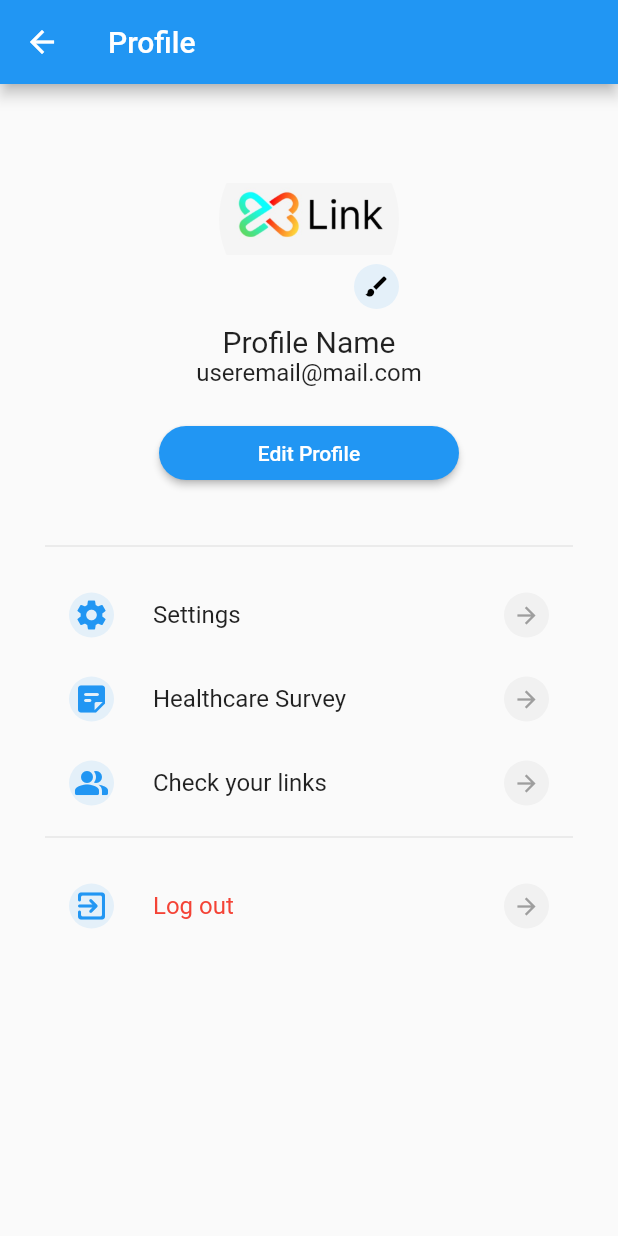
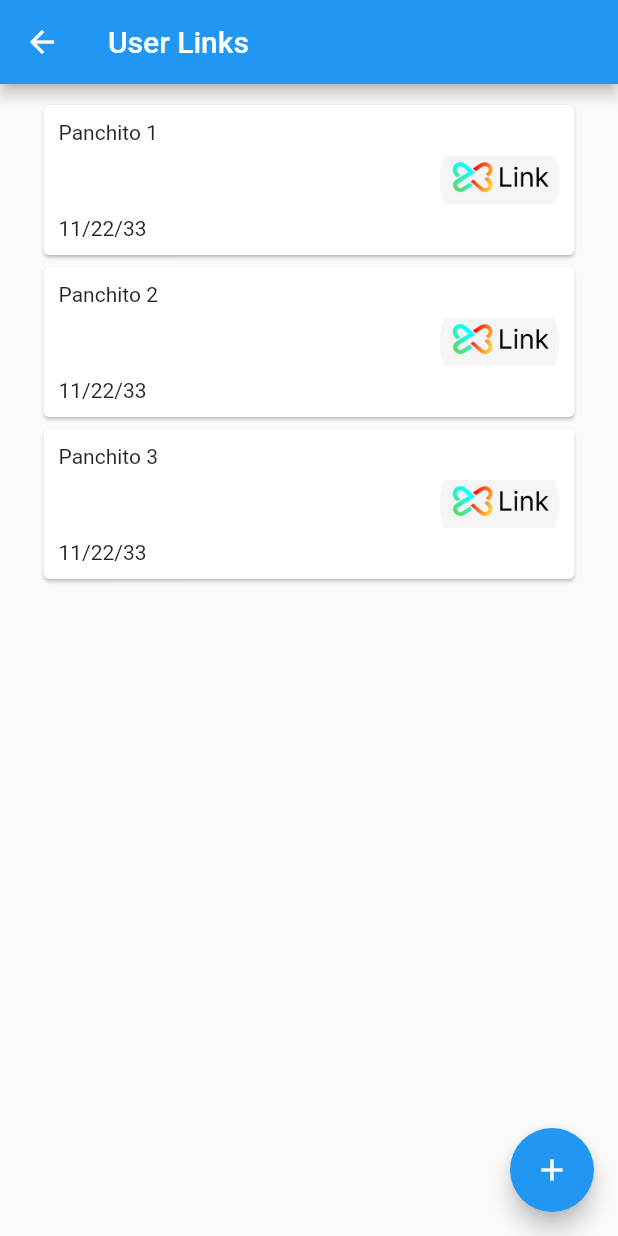
Before and after one commit to Link-Kon/Cross-Link-Mobile-Frontend, a Flutter app: the ProfilePage screen opened by its route, after a tap on "Check your links", on a phone screen of 412 x 824 dp. Run offline on Flutter 3.47's test engine with Material 2 defaults, Android fonts, the phone set to English and light mode, and no system bars; our stand-ins replace dio.

Commit message:
add user links

```diff
--- a/lib/src/config/router/app_router.dart
+++ b/lib/src/config/router/app_router.dart
@@ -8,6 +8,7 @@ import 'package:cross_link/src/presentation/pages/settings_page.dart';
 import 'package:cross_link/src/presentation/pages/summary_page.dart';
 import 'package:cross_link/src/presentation/pages/sign_up_page.dart';
 import 'package:cross_link/src/presentation/pages/update_profile_screen.dart';
+import 'package:cross_link/src/presentation/pages/user_links_page.dart';
 import 'package:flutter/widgets.dart';
 
 Map<String, Widget Function(BuildContext)> appRoutes() {
@@ -15,11 +16,12 @@ Map<String, Widget Function(BuildContext)> appRoutes() {
     Routes.HOME: (_) => const HomePage(),
     Routes.DEVICE_LINKS: (_) => const DeviceLinksPage(),
     Routes.DEVICE_SETTINGS: (_) => const DeviceSettingsPage(),
+    Routes.USER_LINKS: (_) => const UserLinksPage(),
     Routes.HEALTHCARE_SURVEY: (_) => HealthcareSurveyPage(),
     Routes.PROFILE: (_) => const ProfilePage(),
     Routes.UPDATE_PROFILE: (_) => const UpdateProfilePage(),
     Routes.SETTINGS: (_) => const SettingsPage(),
     Routes.SUMMARY: (_) => const SummaryPage(),
-    Routes.USER_REGISTRATION: (_) => SignUpPage(),
+    Routes.SIGN_UP: (_) => SignUpPage(),
   };
 }
--- a/lib/src/config/router/routes.dart
+++ b/lib/src/config/router/routes.dart
@@ -5,6 +5,8 @@ abstract class Routes {
   static const DEVICE_LINKS = '/device_links';
   // ignore: constant_identifier_names
   static const DEVICE_SETTINGS = '/device_settings';
+  // ignore: constant_identifier_names
+  static const USER_LINKS = '/user_links';
   // ignore: constant_identifier_names
   static const HEALTHCARE_SURVEY = '/healthcare_survey';
   // ignore: constant_identifier_names
@@ -16,5 +18,5 @@ abstract class Routes {
   // ignore: constant_identifier_names
   static const SUMMARY = '/summary';
   // ignore: constant_identifier_names
-  static const USER_REGISTRATION = '/user_registration';
+  static const SIGN_UP = '/sign_up';
 }
--- a/lib/src/presentation/pages/profile_page.dart
+++ b/lib/src/presentation/pages/profile_page.dart
@@ -60,9 +60,13 @@ class ProfilePage extends StatelessWidget {
             const SizedBox(height: 10,),
 
             //Menu
-            ProfileMenuWidget(title: 'Settings', icon: Icons.settings, onPress: () {},),
+            ProfileMenuWidget(title: 'Settings', icon: Icons.settings,
+              onPress: () {},
+            ),
             ProfileMenuWidget(title: 'Healthcare Survey', icon: Icons.sticky_note_2_rounded, onPress: () {},),
-            ProfileMenuWidget(title: 'Check your links', icon: Icons.people_alt_rounded, onPress: () {},),
+            ProfileMenuWidget(title: 'Check your links', icon: Icons.people_alt_rounded,
+              onPress: () {Navigator.pushNamed(context, Routes.USER_LINKS);},
+            ),
             const Divider(),
             const SizedBox(height: 10,),
             ProfileMenuWidget(
--- a/lib/src/presentation/pages/summary_page.dart
+++ b/lib/src/presentation/pages/summary_page.dart
@@ -12,7 +12,7 @@ class _SummaryPageState extends State<SummaryPage>{
   Widget build(BuildContext context) {
     return Scaffold(
       appBar: AppBar(
-        title: const Text("Cross Link"),
+        title: const Text("Healthcare Summary"),
       ),
       body: Container(
         alignment: Alignment.center,
--- /dev/null
+++ b/lib/src/presentation/pages/user_links_page.dart
@@ -0,0 +1,112 @@
+import 'package:cross_link/src/utils/constants/nums.dart';
+import 'package:cross_link/src/utils/constants/strings.dart';
+import 'package:flutter/material.dart';
+
+class UserLinksPage extends StatefulWidget {
+  const UserLinksPage({super.key});
+  @override
+  State<UserLinksPage> createState() => _UserLinksPageState();
+}
+
+class _UserLinksPageState extends State<UserLinksPage>{
+
+  //TODO: obtain data from server
+  var link1 = ['Panchito 1', '11/22/33', defaultProfileImage];
+  var link2 = ['Panchito 2', '11/22/33', defaultProfileImage];
+  var link3 = ['Panchito 3', '11/22/33', defaultProfileImage];
+
+  var links = [];
+
+  @override
+  void initState() {
+    super.initState();
+    links.add(link1);
+    links.add(link2);
+    links.add(link3);
+  }
+
+  @override
+  Widget build(BuildContext context) {
+    return Scaffold(
+      appBar: AppBar(
+        title: const Text("User Links"),
+      ),
+      floatingActionButton: FloatingActionButton(
+        onPressed: () { debugPrint('add user link'); }, //TODO: add dialogue to add account
+        backgroundColor: Colors.blue,
+        foregroundColor: Colors.white,
+        child: const Icon(Icons.add),
+      ),
+      body: Container(
+        alignment: Alignment.center,
+        padding: const EdgeInsets.all(defaultSize-20),
+        child: Column(
+          children: [
+            Expanded(
+              child: ListView(
+                children: <Widget>[
+                  userListWidget(context),
+                ],
+              ),
+            ),
+          ],
+        ),
+      ),
+    );
+  }
+
+  Widget userListWidget(BuildContext context) {
+    return Container(
+      padding: const EdgeInsets.symmetric(horizontal: 15),
+      child: Column(
+        children: buildUserList(),
+      ),
+    );
+  }
+
+  List<Widget> buildUserList() {
+    List<Widget> rows = [];
+    for (var element in links) {
+      rows.add(userInfo(element[0], element[1], element[2]));
+    }
+    return rows;
+  }
+
+  Widget userInfo(String name, String date, String image) {
+    return Card(
+      child: InkWell(
+        onTap: () {debugPrint('Card: $name');}, //TODO: add connection with user info
+        child: Padding(
+          padding: const EdgeInsets.all(10.0),
+          child: SizedBox(
+            height: 80,
+            child: Row(
+              children: <Widget>[
+                Expanded(
+                  child: Column(
+                    crossAxisAlignment: CrossAxisAlignment.start,
+                    mainAxisAlignment: MainAxisAlignment.spaceBetween,
+                    children: <Widget>[
+                      Text(name,),
+                      Text(date,)
+                    ],
+                  ),
+                ),
+                const SizedBox(width: 20,),
+                SizedBox(
+                  height: 80,
+                  width: 80,
+                  child: ClipRRect(
+                    borderRadius: BorderRadius.circular(100),
+                    child: Image.asset(image)
+                  ),
+                )
+              ],
+            ),
+          ),
+        ),
+      ),
+    );
+  }
+
+}
--- a/lib/src/presentation/widgets/navigation_drawer_widget.dart
+++ b/lib/src/presentation/widgets/navigation_drawer_widget.dart
@@ -36,7 +36,7 @@ class NavigationDrawerWidget extends StatelessWidget {
               onClicked: () => selectedItem(context, 2),
             ),
             buildMenuItem(
-              text: 'Links',
+              text: 'User Links',
               icon: Icons.people,
               onClicked: () => selectedItem(context, 3),
             ),
@@ -88,7 +88,7 @@ class NavigationDrawerWidget extends StatelessWidget {
         Navigator.pushNamed(context, Routes.SUMMARY);
         break;
       case 3:
-        Navigator.pushNamed(context, Routes.DEVICE_LINKS);
+        Navigator.pushNamed(context, Routes.USER_LINKS);
         break;
       case 4:
         debugPrint('product help'); //TODO: create a Product Help page
--- a/lib/src/presentation/widgets/sign_up_widget.dart
+++ b/lib/src/presentation/widgets/sign_up_widget.dart
@@ -48,7 +48,7 @@ class SignUpWidget extends StatelessWidget {
             const SizedBox(height: 30,),
             TextButton(
               onPressed: () {
-                Navigator.pushReplacementNamed(context, Routes.USER_REGISTRATION);
+                Navigator.pushReplacementNamed(context, Routes.SIGN_UP);
                 },
               style: ButtonStyle(
                 backgroundColor: MaterialStateProperty.all(Colors.blue),
```
